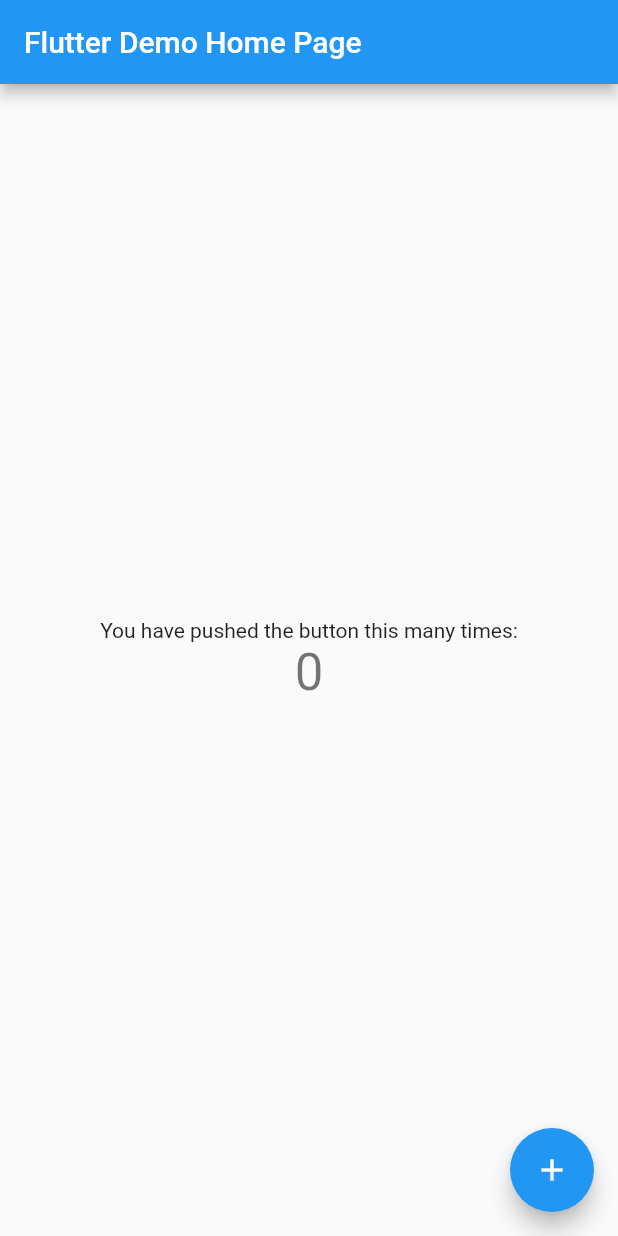
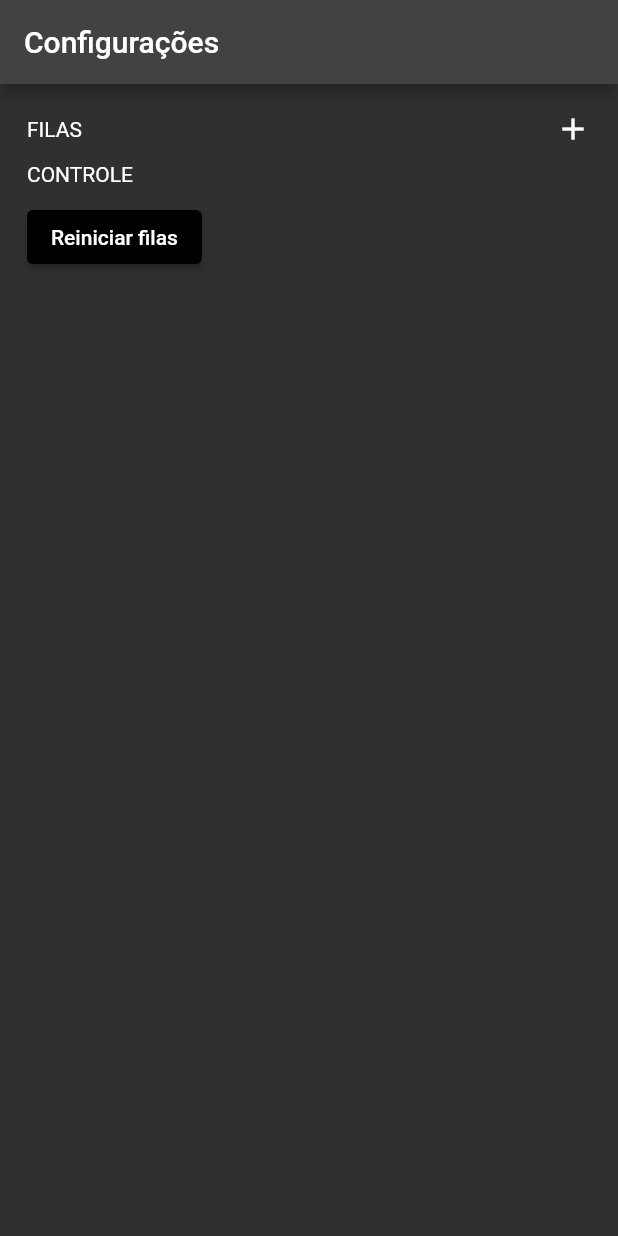
Before and after one commit to roberto-pg/mobile-01, a Flutter app: the screen it shows after launch, on a phone screen of 412 x 824 dp. Run offline on Flutter 3.47's test engine with Material 2 defaults, Android fonts, the phone set to English and light mode, and no system bars; our stand-ins replace cloud_firestore, firebase_core, flutter_bloc; accounts and stored records are empty.

Commit message:
End of the first part

```diff
--- a/lib/main.dart
+++ b/lib/main.dart
@@ -1,65 +1,13 @@
 import 'package:flutter/material.dart';
+import 'package:firebase_core/firebase_core.dart';
+import 'package:queue/src/app.widget.dart';
+import 'firebase_options.dart';
 
-void main() {
-  runApp(const MyApp());
+void main() async {
+  WidgetsFlutterBinding.ensureInitialized();
+
+  await Firebase.initializeApp(
+    options: DefaultFirebaseOptions.currentPlatform,
+  );
+  runApp(const AppWidget());
 }
-
-class MyApp extends StatelessWidget {
-  const MyApp({Key? key}) : super(key: key);
-  @override
-  Widget build(BuildContext context) {
-    return MaterialApp(
-      title: 'Flutter Demo',
-      theme: ThemeData(
-        primarySwatch: Colors.blue,
-      ),
-      home: const MyHomePage(title: 'Flutter Demo Home Page'),
-    );
-  }
-}
-
-class MyHomePage extends StatefulWidget {
-  const MyHomePage({Key? key, required this.title}) : super(key: key);
-  final String title;
-
-  @override
-  State<MyHomePage> createState() => _MyHomePageState();
-}
-
-class _MyHomePageState extends State<MyHomePage> {
-  int _counter = 0;
-
-  void _incrementCounter() {
-    setState(() {
-      _counter++;
-    });
-  }
-
-  @override
-  Widget build(BuildContext context) {
-    return Scaffold(
-      appBar: AppBar(
-        title: Text(widget.title),
-      ),
-      body: Center(
-        child: Column(
-          mainAxisAlignment: MainAxisAlignment.center,
-          children: <Widget>[
-            const Text(
-              'You have pushed the button this many times:',
-            ),
-            Text(
-              '$_counter',
-              style: Theme.of(context).textTheme.headline4,
-            ),
-          ],
-        ),
-      ),
-      floatingActionButton: FloatingActionButton(
-        onPressed: _incrementCounter,
-        tooltip: 'Increment',
-        child: const Icon(Icons.add),
-      ), // This trailing comma makes auto-formatting nicer for build methods.
-    );
-  }
-}
--- /dev/null
+++ b/lib/src/app.widget.dart
@@ -0,0 +1,24 @@
+import 'package:flutter/material.dart';
+import 'package:provider/provider.dart';
+import 'package:queue/src/configuration/pages/configuration_page.dart';
+import 'package:queue/src/queue/queue_module.dart';
+
+import 'configuration/configuration_module.dart';
+
+class AppWidget extends StatelessWidget {
+  const AppWidget({Key? key}) : super(key: key);
+
+  @override
+  Widget build(BuildContext context) {
+    return MultiProvider(
+        providers: [
+          ...queueModule,
+          ...configurationModule,
+        ],
+        child: MaterialApp(
+          themeMode: ThemeMode.dark,
+          darkTheme: ThemeData.dark(),
+          home: const ConfigurationPage(),
+        ));
+  }
+}
--- /dev/null
+++ b/lib/src/configuration/blocs/conf_bloc.dart
@@ -0,0 +1,25 @@
+import 'dart:async';
+
+import 'package:flutter_bloc/flutter_bloc.dart';
+import 'package:queue/src/configuration/events/conf_event.dart';
+import 'package:queue/src/configuration/states/conf_state.dart';
+import 'package:queue/src/queue/domain/usecases/get_all_queues.dart';
+
+class ConfBloc extends Bloc<ConfEvent, ConfState> {
+  final IGetAllQueues getAllQueuesUsecase;
+  late final StreamSubscription _sub;
+
+  ConfBloc(this.getAllQueuesUsecase) : super(EmptyConfState()) {
+    _sub = getAllQueuesUsecase.call().listen((data) {
+      add(AddQueues(data));
+    });
+
+    on<AddQueues>((event, emit) => emit(LoadedConfState(event.queues)));
+  }
+
+  @override
+  Future<void> close() async {
+    await _sub.cancel();
+    await super.close();
+  }
+}
--- /dev/null
+++ b/lib/src/configuration/configuration_module.dart
@@ -0,0 +1,6 @@
+import 'package:flutter_bloc/flutter_bloc.dart';
+import 'package:queue/src/configuration/blocs/conf_bloc.dart';
+
+final configurationModule = [
+  BlocProvider(create: (context) => ConfBloc(context.read()))
+];
--- /dev/null
+++ b/lib/src/configuration/events/conf_event.dart
@@ -0,0 +1,9 @@
+import 'package:queue/src/queue/domain/entities/queue_entity.dart';
+
+abstract class ConfEvent {}
+
+class AddQueues implements ConfEvent {
+  final List<QueueEntity> queues;
+
+  AddQueues(this.queues);
+}
--- /dev/null
+++ b/lib/src/configuration/pages/configuration_page.dart
@@ -0,0 +1,62 @@
+import 'package:flutter/material.dart';
+import 'package:provider/provider.dart';
+import 'package:queue/src/configuration/blocs/conf_bloc.dart';
+import 'package:queue/src/configuration/states/conf_state.dart';
+
+class ConfigurationPage extends StatelessWidget {
+  const ConfigurationPage({Key? key}) : super(key: key);
+
+  @override
+  Widget build(BuildContext context) {
+    final bloc = context.watch<ConfBloc>();
+    final state = bloc.state;
+
+    return Scaffold(
+      body: Scaffold(
+        appBar: AppBar(title: const Text('Configurações')),
+        body: Container(
+          width: MediaQuery.of(context).size.width,
+          padding: const EdgeInsets.all(18),
+          child: Column(
+            crossAxisAlignment: CrossAxisAlignment.start,
+            children: [
+              Row(
+                children: const [
+                  Text('FILAS'),
+                  Spacer(),
+                  Icon(
+                    Icons.add,
+                  ),
+                ],
+              ),
+              if (state is LoadedConfState)
+                ListView.builder(
+                  shrinkWrap: true,
+                  itemCount: state.queues.length,
+                  itemBuilder: (context, index) {
+                    final queue = state.queues[index];
+                    return ListTile(
+                      title: Text('${queue.title} - ${queue.abbreviation}'),
+                      subtitle: Text('${queue.priority} de prioridade'),
+                      trailing: const Icon(
+                        Icons.remove,
+                        color: Colors.redAccent,
+                      ),
+                    );
+                  },
+                ),
+              const SizedBox(height: 10),
+              const Text('CONTROLE'),
+              const SizedBox(height: 10),
+              ElevatedButton(
+                style: ElevatedButton.styleFrom(primary: Colors.black),
+                onPressed: () {},
+                child: const Text('Reiniciar filas'),
+              )
+            ],
+          ),
+        ),
+      ),
+    );
+  }
+}
--- /dev/null
+++ b/lib/src/configuration/states/conf_state.dart
@@ -0,0 +1,17 @@
+import 'package:queue/src/queue/domain/entities/queue_entity.dart';
+
+abstract class ConfState {}
+
+class EmptyConfState extends ConfState {}
+
+class LoadingConfState extends ConfState {}
+
+class LoadedConfState extends ConfState {
+  final List<QueueEntity> queues;
+  LoadedConfState(this.queues);
+}
+
+class ExceptionConfState extends ConfState {
+  final String message;
+  ExceptionConfState(this.message);
+}
--- /dev/null
+++ b/lib/src/queue/queue_module.dart
@@ -0,0 +1,17 @@
+import 'package:cloud_firestore/cloud_firestore.dart';
+import 'package:provider/provider.dart';
+import 'package:queue/src/queue/domain/repositories/queue_repository.dart';
+import 'package:queue/src/queue/domain/usecases/get_all_queues.dart';
+import 'package:queue/src/queue/external/queue_firestore_datasource.dart';
+import 'package:queue/src/queue/infra/datasource/queue_datasource.dart';
+import 'package:queue/src/queue/infra/repositories/queue_repository.dart';
+
+final queueModule = [
+  Provider<FirebaseFirestore>.value(value: FirebaseFirestore.instance),
+  Provider<IQueueDatasource>(
+      create: (context) => QueueFirestoreDatasource(firestore: context.read())),
+  Provider<IQueueRepository>(
+      create: (context) => QueueRepository(datasource: context.read())),
+  Provider<IGetAllQueues>(
+      create: (context) => GetAllQueues(repository: context.read())),
+];
```
Also changed, not shown: lib/src/queue/external/queue_firestore_datasource.dart (+20 -1 lines), pubspec.yaml (+8 -73 lines), lib/firebase_options.dart (added), pubspec.lock, 7 other files.
